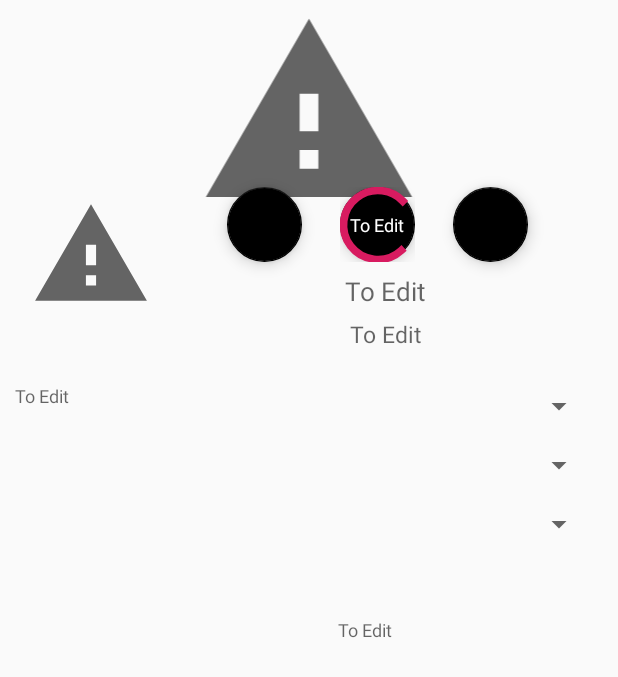
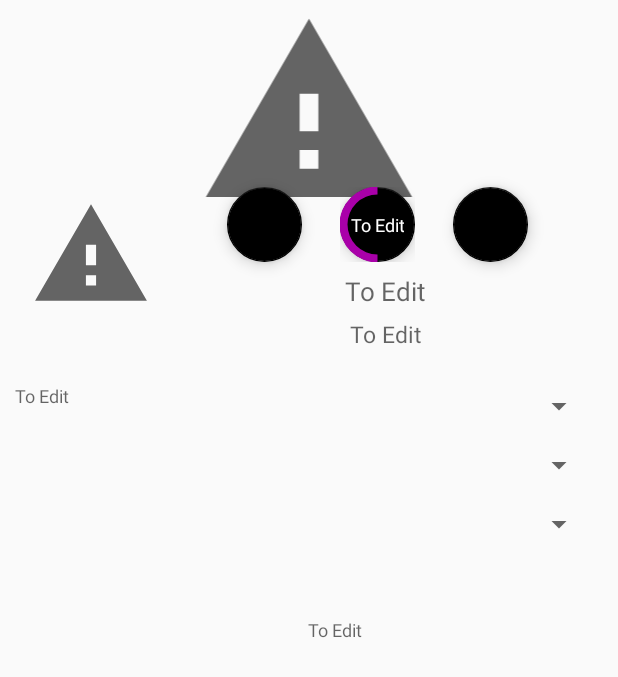
Before and after one commit to akaecliptic/Cinephile, an Android app: the layout fragment_movie_profile.xml on its own in the app's theme, with its tools: preview values and no code run, on a phone screen of 412 x 824 dp. Shown: the top 677 px of the screen. Run offline under Robolectric (Android 15) with nearby library versions, the phone set to English and light mode, and no system bars.

Commit message:
Made changes to layout and design of app; changing how rating was displayed both in movie profiles and watchlist, check box was changed slightly and other minor design changes.

```diff
--- a/app/src/main/java/aka_ecliptic/com/cinephile/Fragments/MovieProfileFragment.java
+++ b/app/src/main/java/aka_ecliptic/com/cinephile/Fragments/MovieProfileFragment.java
@@ -98,6 +98,8 @@ public class MovieProfileFragment extends Fragment {
 
         btnMore = view.findViewById(R.id.profile_button_more);
 
+        progressRating = view.findViewById(R.id.profile_progress_rating);
+
         spinnerGenre1 = loadSpinner(view.findViewById(R.id.profile_spinner_genre_1));
         spinnerGenre2 = loadSpinner(view.findViewById(R.id.profile_spinner_genre_2));
         spinnerGenre3 = loadSpinner(view.findViewById(R.id.profile_spinner_genre_3));
@@ -125,6 +127,8 @@ public class MovieProfileFragment extends Fragment {
             }
             return true;
         });
+
+        progressRating.setProgress(mediaObject.getRating());
 
         btnSeen.getDrawable().mutate().setTint(seenColor());
         spinnerGenre1.setSelection(getDefaultSelected(mediaObject.getGenre().name()));
--- /dev/null
+++ b/app/src/main/res/drawable/progress_bar_circle.xml
@@ -0,0 +1,9 @@
+<?xml version="1.0" encoding="utf-8"?>
+<shape xmlns:android="http://schemas.android.com/apk/res/android"
+    android:shape="ring"
+    android:innerRadiusRatio="2.5"
+    android:thickness="5dp"
+    android:useLevel="true">
+
+    <solid android:color="@color/colorPrimary"/>
+</shape>
--- a/app/src/main/res/layout/activity_main.xml
+++ b/app/src/main/res/layout/activity_main.xml
@@ -13,6 +13,9 @@
         android:layout_width="match_parent"
         android:layout_height="match_parent"
         android:layout_above="@+id/navigation_bar_bottom"
+        android:layout_below="@+id/toolbar"
+        android:layout_marginTop="0dp"
+        android:layout_marginBottom="0dp"
         android:background="@color/colorSecondaryDark" />
 
     <android.support.design.widget.BottomNavigationView
--- a/app/src/main/res/layout/fragment_movie_profile.xml
+++ b/app/src/main/res/layout/fragment_movie_profile.xml
@@ -15,6 +15,7 @@
         android:layout_alignParentStart="true"
         android:layout_marginStart="20dp"
         android:layout_marginTop="-40dp"
+        android:elevation="1dp"
         app:srcCompat="?android:attr/alertDialogIcon" />
 
     <ImageView
@@ -89,7 +90,7 @@
             android:layout_width="50dp"
             android:layout_height="50dp"
             android:layout_gravity="center"
-            android:clickable="true"
+            android:clickable="false"
             android:elevation="0dp"
             android:focusable="true"
             app:backgroundTint="@color/colorPrimaryDark" />
@@ -99,20 +100,23 @@
             android:layout_width="wrap_content"
             android:layout_height="wrap_content"
             android:layout_gravity="center"
+            android:textAlignment="center"
             android:elevation="9dp"
             android:hint="@string/place_holder"
             android:textColor="@color/colorPrimaryBright"
             android:textColorHint="@color/colorPrimaryBright"
             android:textSize="12sp" />
 
-        <android.support.v4.widget.ContentLoadingProgressBar
+        <ProgressBar
             android:id="@+id/profile_progress_rating"
-            style="@style/Widget.AppCompat.ProgressBar"
-            android:layout_width="61dp"
-            android:layout_height="61dp"
+            style="?android:progressBarStyleHorizontal"
+            android:progress="50"
+            android:layout_width="match_parent"
+            android:layout_height="match_parent"
             android:layout_gravity="center"
-            android:elevation="7dp"
-            android:progressTint="@color/colorPrimary" />
+            android:elevation="6dp"
+            android:rotation="90"
+            android:progressDrawable="@drawable/progress_bar_circle" />
     </FrameLayout>
 
     <android.support.design.widget.FloatingActionButton
@@ -135,7 +139,7 @@
 
         android:layout_below="@+id/profile_text_release_date"
         android:layout_alignParentEnd="true"
-        android:layout_marginStart="15dp"
+        android:layout_marginStart="10dp"
         android:layout_marginTop="25dp"
         android:layout_marginEnd="15dp"
         android:layout_toEndOf="@+id/profile_text_description"
@@ -151,7 +155,7 @@
 
         android:layout_below="@+id/profile_spinner_genre_1"
         android:layout_alignParentEnd="true"
-        android:layout_marginStart="15dp"
+        android:layout_marginStart="10dp"
         android:layout_marginTop="15dp"
         android:layout_marginEnd="15dp"
         android:layout_toEndOf="@+id/profile_text_description"
@@ -167,7 +171,7 @@
 
         android:layout_below="@+id/profile_spinner_genre_2"
         android:layout_alignParentEnd="true"
-        android:layout_marginStart="15dp"
+        android:layout_marginStart="10dp"
         android:layout_marginTop="15dp"
         android:layout_marginEnd="15dp"
         android:layout_toEndOf="@+id/profile_text_description"
@@ -178,7 +182,7 @@
 
     <TextView
         android:id="@+id/profile_text_description"
-        android:layout_width="200dp"
+        android:layout_width="185dp"
         android:layout_height="wrap_content"
 
         android:layout_below="@+id/profile_image_poster"
@@ -200,7 +204,7 @@
         android:layout_below="@+id/profile_spinner_genre_3"
         android:layout_alignBottom="@+id/profile_text_description"
         android:layout_alignParentEnd="true"
-        android:layout_marginStart="15dp"
+        android:layout_marginStart="10dp"
         android:layout_marginTop="50dp"
         android:layout_marginEnd="15dp"
         android:layout_toEndOf="@+id/profile_text_description"
--- a/app/src/main/res/layout/fragment_my_list.xml
+++ b/app/src/main/res/layout/fragment_my_list.xml
@@ -8,8 +8,8 @@
         android:layout_width="match_parent"
         android:layout_height="match_parent"
         android:layout_centerHorizontal="true"
-        android:layout_marginTop="5dp"
-        android:layout_marginBottom="5dp"
+        android:layout_marginTop="1dp"
+        android:layout_marginBottom="1dp"
         android:padding="1dp" />
 
 </RelativeLayout>
```
Also changed, not shown: app/src/main/res/layout/recycler_my_list.xml (+6 -6 lines), app/src/main/res/values/styles.xml (+4 -9 lines).
